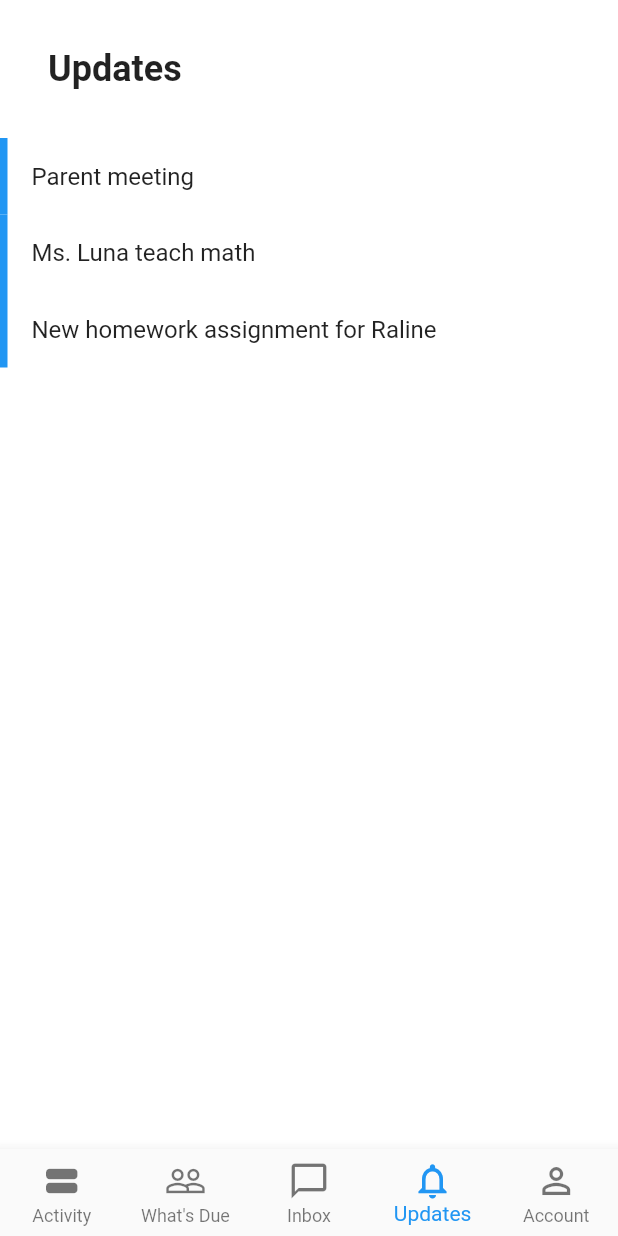
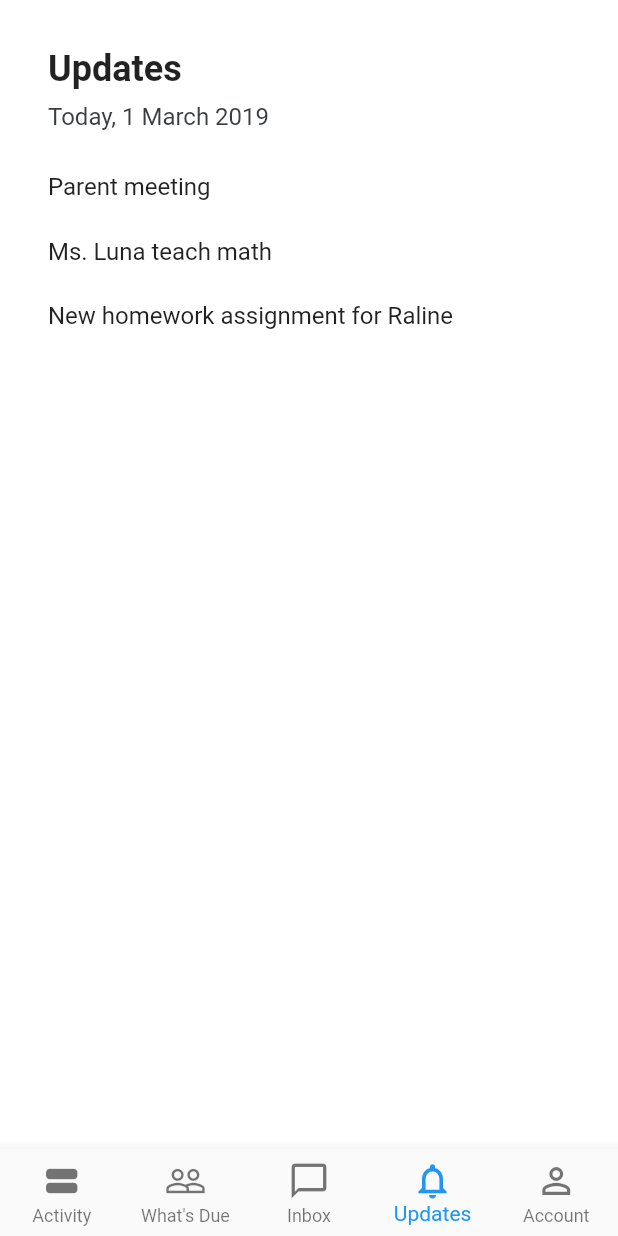
Before and after one commit to diszy10/edu-mobile, a Flutter app: the screen it shows after launch, item 4 of the bottom bar chosen, on a phone screen of 412 x 824 dp. Run offline on Flutter 3.47's test engine with Material 2 defaults, Android fonts, the phone set to English and light mode, and no system bars; missing offline and left inert: rounded_modal; network calls fail.

Commit message:
Add date section in update page

```diff
--- a/lib/screens/update/update_page.dart
+++ b/lib/screens/update/update_page.dart
@@ -12,9 +12,14 @@ class UpdatePage extends StatelessWidget {
     ];
 
     Widget _buildPageTitle = Padding(
-        padding: EdgeInsets.all(32.0),
+        padding: EdgeInsets.only(left: 32.0, top: 32.0, bottom: 8.0),
         child: Text('Updates',
             style: TextStyle(fontSize: 24.0, fontWeight: FontWeight.bold)));
+
+    Widget _buildDate = Padding(
+        padding: EdgeInsets.only(left: 32.0, right: 32.0, bottom: 16.0),
+        child: Text('Today, 1 March 2019',
+            style: TextStyle(color: Color(0xFF3A3E41), fontSize: 16.0)));
 
     Widget _buildUpdateList(List<Updates> updatesList) {
       return ListView.builder(
@@ -23,13 +28,14 @@ class UpdatePage extends StatelessWidget {
         itemBuilder: (BuildContext context, index) {
           return Dismissible(
             key: Key(updatesList[index].id.toString()),
-            child: Container(
-                padding: EdgeInsets.all(16.0),
-                decoration: BoxDecoration(
-                    border: Border(
-                        left: BorderSide(width: 5.0, color: Colors.blue))),
-                child: Text(updatesList[index].content,
-                    style: TextStyle(fontSize: 16.0))),
+            child: InkWell(
+              onTap: () {},
+              child: Container(
+                  margin: EdgeInsets.symmetric(horizontal: 16.0, vertical: 8.0),
+                  padding: EdgeInsets.only(left: 16.0, top: 4.0, bottom: 4.0),
+                  child: Text(updatesList[index].content,
+                      style: TextStyle(fontSize: 16.0))),
+            ),
           );
         },
       );
@@ -43,6 +49,7 @@ class UpdatePage extends StatelessWidget {
               crossAxisAlignment: CrossAxisAlignment.start,
               children: <Widget>[
                 _buildPageTitle,
+                _buildDate,
                 _buildUpdateList(_updatesList)
               ],
             ),
```
